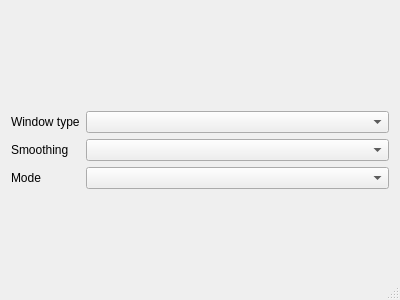
Before: the Qt Designer form spectrumwindow.ui in trcwm/BasicDSP, drawn with Qt 5.
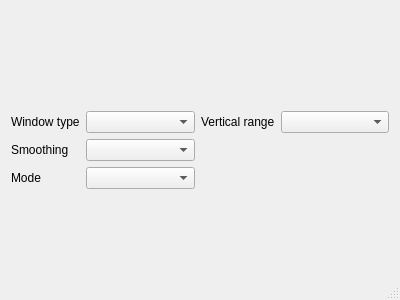
After: the same form once the commit is applied.

Commit message: Added spectrum window y range selection and noise shaper examples.

Patch:
```diff
--- a/spectrumwindow.ui
+++ b/spectrumwindow.ui
@@ -25,7 +25,20 @@
     </layout>
    </item>
    <item>
-    <layout class="QGridLayout" name="gridLayout" rowstretch="0,0,0" columnstretch="0,1">
+    <layout class="QGridLayout" name="gridLayout" rowstretch="0,0,0" columnstretch="0,1,0,1">
+     <item row="0" column="2">
+      <widget class="QLabel" name="label_4">
+       <property name="text">
+        <string>Vertical range</string>
+       </property>
+      </widget>
+     </item>
+     <item row="1" column="1">
+      <widget class="QComboBox" name="smoothingBox"/>
+     </item>
+     <item row="0" column="1">
+      <widget class="QComboBox" name="windowTypeBox"/>
+     </item>
      <item row="0" column="0">
       <widget class="QLabel" name="label">
        <property name="text">
@@ -33,12 +46,6 @@
        </property>
       </widget>
      </item>
-     <item row="0" column="1">
-      <widget class="QComboBox" name="windowTypeBox"/>
-     </item>
-     <item row="1" column="1">
-      <widget class="QComboBox" name="smoothingBox"/>
-     </item>
      <item row="1" column="0">
       <widget class="QLabel" name="label_2">
        <property name="text">
@@ -56,6 +63,9 @@
      <item row="2" column="1">
       <widget class="QComboBox" name="modeBox"/>
      </item>
+     <item row="0" column="3">
+      <widget class="QComboBox" name="verticalRangeBox"/>
+     </item>
     </layout>
    </item>
   </layout>
```
The commit also changes 5 other files.
